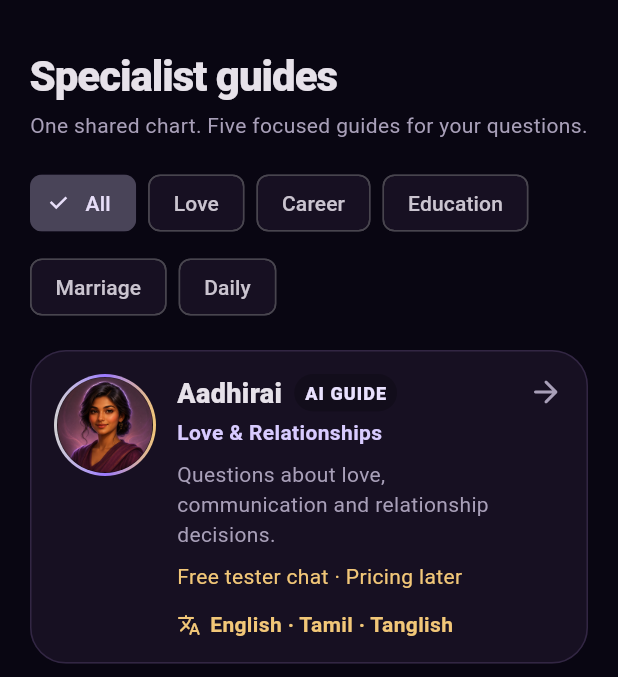
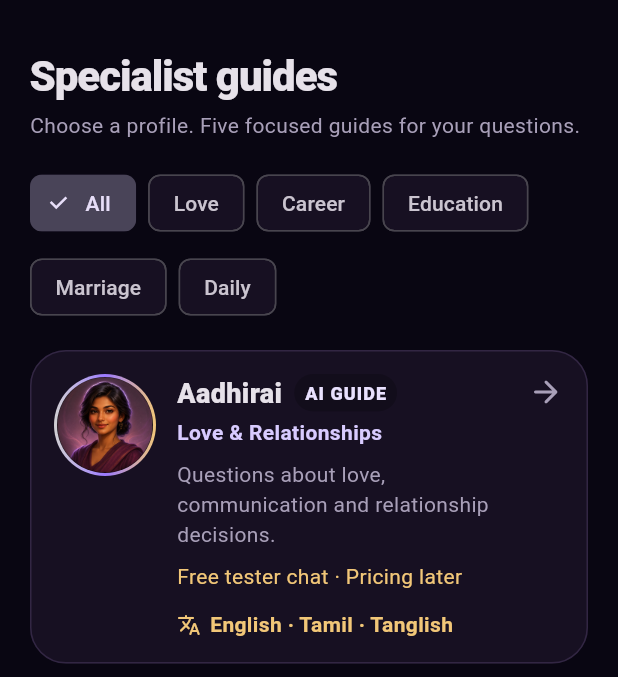
Before and after one commit to innovfix123/JYOTARA, a Flutter app: the MainShell screen opened directly, item 2 of the bottom bar chosen, on a phone screen of 412 x 824 dp, the part 88-765 px from its top. Run offline on Flutter 3.47's test engine with Material 3 defaults, Android fonts, the phone set to English and light mode, and no system bars; our stand-ins replace flutter_secure_storage, shared_preferences; accounts and stored records are empty; network calls fail.

Commit message:
Describe profile selection in guide navigation

```diff
--- a/apps/mobile/lib/main.dart
+++ b/apps/mobile/lib/main.dart
@@ -630,7 +630,7 @@ class _GuidesScreenState extends State<GuidesScreen> {
                 ),
                 const SizedBox(height: 8),
                 const UiText(
-                  'One shared chart. Five focused guides for your questions.',
+                  'Choose a profile. Five focused guides for your questions.',
                   style: TextStyle(color: muted),
                 ),
                 const SizedBox(height: 18),
@@ -1087,7 +1087,7 @@ class _ChatScreenState extends State<ChatScreen> {
                         ? ListTile(
                             title: const UiText('Create your chart to start'),
                             subtitle: const UiText(
-                              'Your details are shared across all guides.',
+                              'Create the selected profile’s chart to ask a guide.',
                             ),
                             trailing: const Icon(Icons.chevron_right),
                             onTap: () => Navigator.of(context).push(
```
